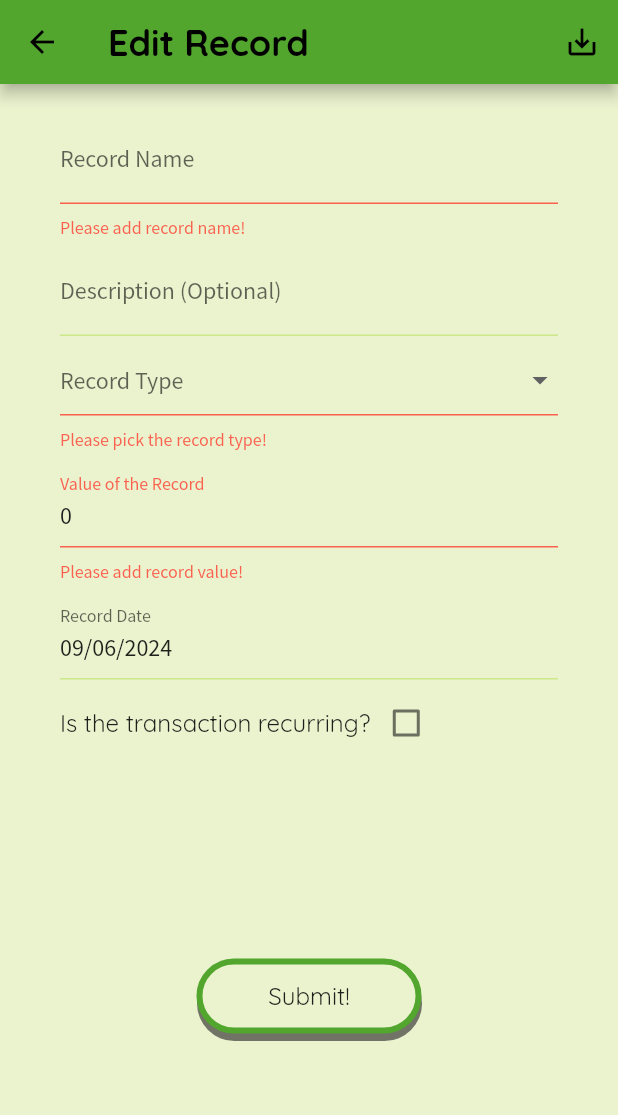
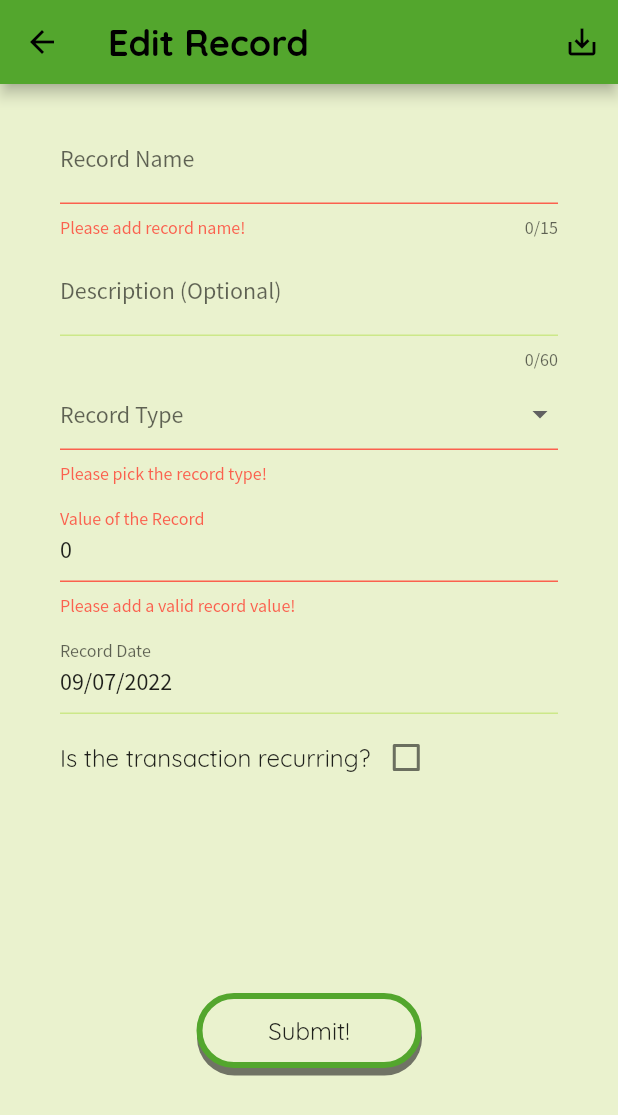
Before and after one commit to MishelV/Cash-Flow-app, a Flutter app: the EditRecordScreen screen opened by its route, after a tap on "Submit!", on a phone screen of 412 x 824 dp. Shown: the top 1115 px of the screen. Run offline on Flutter 3.47's test engine with Material 2 defaults, Android fonts, the phone set to English and light mode, and no system bars; drawn by our look-alikes of date_time_picker; our stand-ins replace hive, hive_flutter, percent_indicator; accounts and stored records are empty.

Commit message:
Limit length of record input in add record screen, fix card's layout accordingly. #20

```diff
--- a/lib/screens/edit_record_screen.dart
+++ b/lib/screens/edit_record_screen.dart
@@ -22,8 +22,7 @@ class _EditRecordScreenState extends State<EditRecordScreen> {
 
   String _id = "record_" +
       DateTime(2022).difference(DateTime.now()).inMilliseconds.toString();
-  String? _startDate =
-      DateFormat(DateTimeUtil.dateFormat).format(DateTime.now());
+  String _startDate = DateTime.now().toString();
   String? _endDate;
   String? _name = "";
   int _recurenceInDays = 0;
@@ -70,9 +69,9 @@ class _EditRecordScreenState extends State<EditRecordScreen> {
       return;
     }
 
-    if (_startDate == null ||
-        (_recurring && _recurenceInDays == 0) ||
-        _value == 0) {
+    if ((_recurring && _recurenceInDays == 0) || _value == 0) {
+      print(
+          "recurring $_recurring recurence days $_recurenceInDays value $_value");
       ScaffoldMessenger.of(context).showSnackBar(
         const SnackBar(
           backgroundColor: Colors.red,
@@ -93,7 +92,7 @@ class _EditRecordScreenState extends State<EditRecordScreen> {
       name: _name!,
       value: _value * _sign,
       id: _id,
-      startDate: _startDate!,
+      startDate: _startDate,
       endDate: _endDate ?? "",
       description: _description,
       repeatDays: _recurring ? _recurenceInDays : 0,
@@ -168,6 +167,8 @@ class _EditRecordScreenState extends State<EditRecordScreen> {
                     children: <Widget>[
                       TextFormField(
                         initialValue: _name,
+                        maxLines: 1,
+                        maxLength: 15,
                         validator: (value) {
                           if (value == null || value.isEmpty) {
                             return 'Please add record name!';
@@ -189,6 +190,7 @@ class _EditRecordScreenState extends State<EditRecordScreen> {
                       ),
                       TextFormField(
                         initialValue: _description,
+                        maxLength: 60,
                         validator: (value) {
                           return null;
                         },
@@ -258,7 +260,7 @@ class _EditRecordScreenState extends State<EditRecordScreen> {
                         initialValue: _value.toString(),
                         validator: (value) {
                           if (value == null || value.isEmpty || value == "0") {
-                            return 'Please add record value!';
+                            return 'Please add a valid record value!';
                           }
                           return null;
                         },
@@ -268,7 +270,7 @@ class _EditRecordScreenState extends State<EditRecordScreen> {
                         ),
                         keyboardType: TextInputType.number,
                         onChanged: (value) {
-                          if (value == "") {
+                          if (value != "") {
                             setState(
                               () {
                                 try {
@@ -292,7 +294,9 @@ class _EditRecordScreenState extends State<EditRecordScreen> {
                         dateMask: "dd/MM/yyyy",
                         dateLabelText: 'Record Date',
                         onSaved: (val) {
-                          _startDate = val;
+                          if (val != null) {
+                            _startDate = val;
+                          }
                         },
                       ),
                       const SizedBox(
```
Also changed, not shown: lib/widgets/record_card.dart (+18 -2 lines).
